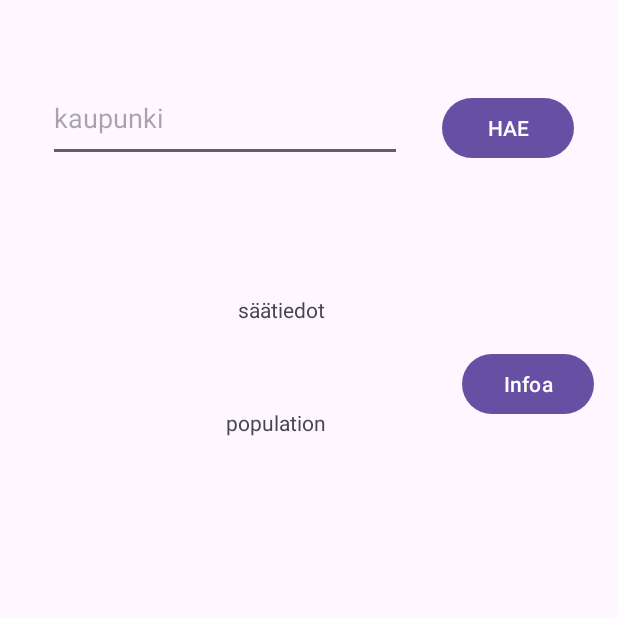
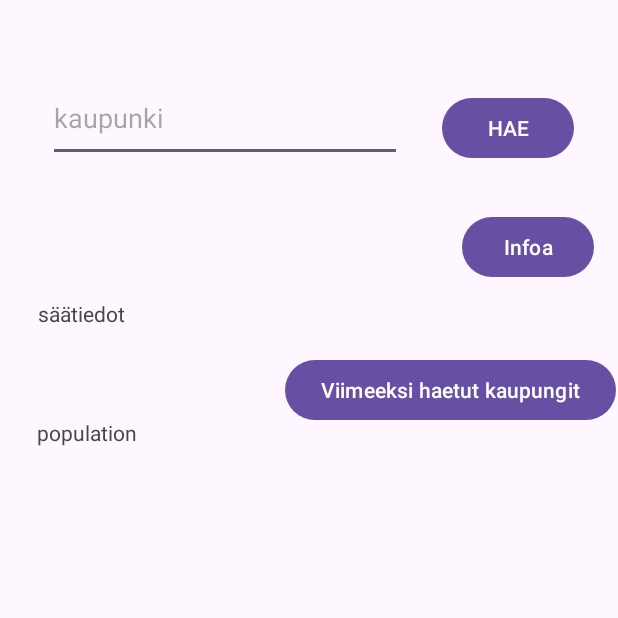
Before and after one commit to eerihyppanen/Harkkatyo, an Android app: the screen it shows after launch (MainActivity), on a phone screen of 412 x 824 dp, the top half of it. Run offline under Robolectric (Android 15) with nearby library versions, the phone set to English and light mode, and no system bars.

Commit message:
lista ja sää toimii

```diff
--- a/app/src/main/java/com/example/harkkatyo/FragmentA.java
+++ b/app/src/main/java/com/example/harkkatyo/FragmentA.java
@@ -12,8 +12,6 @@ import android.widget.TextView;
 
 public class FragmentA extends Fragment {
 
-    private TextView txtWeatherTest;
-    private TextView txtPopulationTest;
 
     public FragmentA() {
         // Required empty public constructor
--- a/app/src/main/java/com/example/harkkatyo/MainActivity.java
+++ b/app/src/main/java/com/example/harkkatyo/MainActivity.java
@@ -46,11 +46,11 @@ public class MainActivity extends AppCompatActivity {
         txtWeather = findViewById(R.id.txtWeather);
         editTextTown = findViewById(R.id.editTextTown);
         Button btnTab = findViewById(R.id.btnTab);
-        //recyclerView = findViewById(R.id.rvTownList);
+        recyclerView = findViewById(R.id.rvTownList);
 
     }
     //we used android studios instruction website and asked help from chat gpt on this area how to save search history.
-    /*public void onBtnTownClick(View view) {
+    public void btnSearchHistory(View view) {
         String location = editTextTown.getText().toString();
         SharedPreferences sharedPreferences = getSharedPreferences("SearchHistory", Context.MODE_PRIVATE);
         SharedPreferences.Editor editor = sharedPreferences.edit();
@@ -73,7 +73,7 @@ public class MainActivity extends AppCompatActivity {
 
         recyclerView.setLayoutManager(new LinearLayoutManager(this));
         recyclerView.setAdapter(new TownListAdapter(recentSearches));
-    }*/
+    }
     public void onBtnTownClick(View view)   {
         Context context = this;
         MunicipalityDataRetriever mr = new MunicipalityDataRetriever();
--- a/app/src/main/res/layout/activity_main.xml
+++ b/app/src/main/res/layout/activity_main.xml
@@ -14,10 +14,10 @@
         android:text="säätiedot"
         app:layout_constraintBottom_toBottomOf="parent"
         app:layout_constraintEnd_toEndOf="parent"
-        app:layout_constraintHorizontal_bias="0.448"
+        app:layout_constraintHorizontal_bias="0.071"
         app:layout_constraintStart_toStartOf="parent"
         app:layout_constraintTop_toTopOf="parent"
-        app:layout_constraintVertical_bias="0.244" />
+        app:layout_constraintVertical_bias="0.248" />
 
     <EditText
         android:id="@+id/editTextTown"
@@ -49,10 +49,10 @@
         android:id="@+id/txtPopulation"
         android:layout_width="wrap_content"
         android:layout_height="wrap_content"
-        android:layout_marginTop="56dp"
+        android:layout_marginTop="60dp"
         android:text="population"
         app:layout_constraintEnd_toEndOf="parent"
-        app:layout_constraintHorizontal_bias="0.437"
+        app:layout_constraintHorizontal_bias="0.072"
         app:layout_constraintStart_toStartOf="parent"
         app:layout_constraintTop_toBottomOf="@+id/txtWeather" />
 
@@ -68,6 +68,33 @@
         app:layout_constraintHorizontal_bias="0.95"
         app:layout_constraintStart_toStartOf="parent"
         app:layout_constraintTop_toBottomOf="@+id/btnSearch"
-        app:layout_constraintVertical_bias="0.193" />
+        app:layout_constraintVertical_bias="0.049" />
+
+    <androidx.recyclerview.widget.RecyclerView
+        android:id="@+id/rvTownList"
+        android:layout_width="189dp"
+        android:layout_height="439dp"
+        android:layout_marginStart="221dp"
+        android:layout_marginEnd="1dp"
+        android:layout_marginBottom="1dp"
+        app:layout_constraintBottom_toBottomOf="parent"
+        app:layout_constraintEnd_toEndOf="parent"
+        app:layout_constraintStart_toStartOf="parent"
+        app:layout_constraintTop_toBottomOf="@+id/btnSearchHistory" />
+
+    <Button
+        android:id="@+id/btnSearchHistory"
+        android:layout_width="wrap_content"
+        android:layout_height="wrap_content"
+        android:layout_marginStart="291dp"
+        android:layout_marginEnd="29dp"
+        android:onClick="btnSearchHistory"
+        android:text="Viimeeksi haetut kaupungit"
+        app:layout_constraintBottom_toBottomOf="parent"
+        app:layout_constraintEnd_toEndOf="parent"
+        app:layout_constraintHorizontal_bias="0.786"
+        app:layout_constraintStart_toStartOf="parent"
+        app:layout_constraintTop_toTopOf="parent"
+        app:layout_constraintVertical_bias="0.304" />
 
 </androidx.constraintlayout.widget.ConstraintLayout>
```
